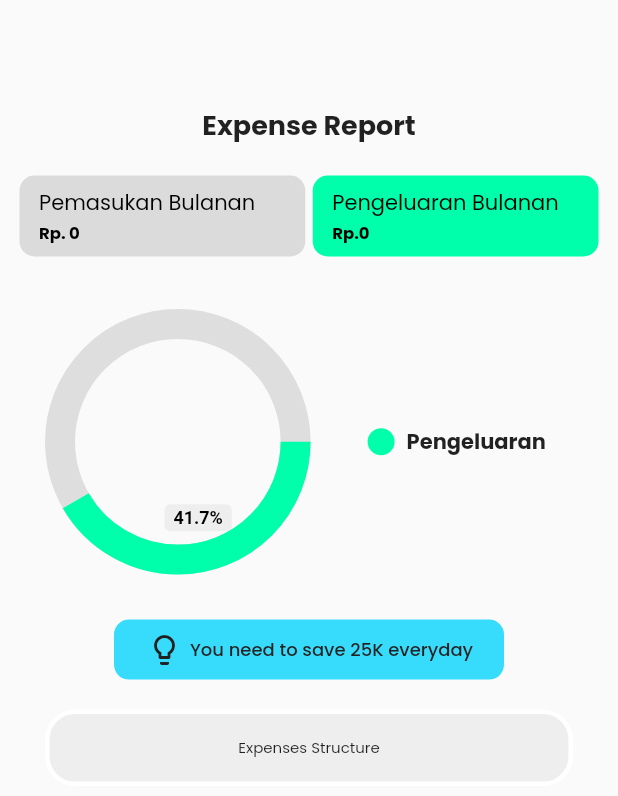
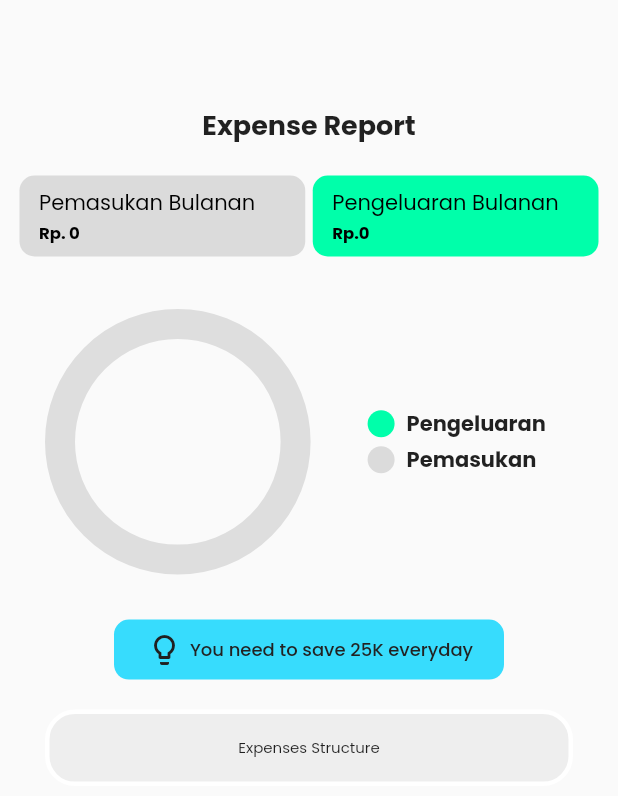
Before and after one commit to davidmahbubi/money-manager-app, a Flutter app: the Chart screen opened directly, on a phone screen of 412 x 824 dp. Shown: the top 796 px of the screen. Run offline on Flutter 3.47's test engine with Material 2 defaults, Android fonts, the phone set to English and light mode, and no system bars; drawn by our look-alikes of pie_chart; our stand-ins replace firebase_auth, firebase_core, firebase_database, flutter_svg, font_awesome_flutter, line_awesome_flutter; accounts and stored records are empty.

Commit message:
Everyhing is works

```diff
--- a/lib/components/my_card.dart
+++ b/lib/components/my_card.dart
@@ -28,7 +28,7 @@ class MyCard extends StatelessWidget {
                 child: Column(
                   crossAxisAlignment: CrossAxisAlignment.start,
                   children: <Widget>[
-                    Padding(
+                    const Padding(
                       padding: EdgeInsets.only(left: 5),
                       child: Text(
                         "Pemasukan Bulanan",
@@ -38,18 +38,16 @@ class MyCard extends StatelessWidget {
                         ),
                       ),
                     ),
-                    SizedBox(
-                      height: 1,
-                    ),
+                    const SizedBox(height: 1),
                     Padding(
-                      padding: EdgeInsets.only(left: 5),
+                      padding: const EdgeInsets.only(left: 5),
                       child: Text(
                         TransactionList.getIncomes().isEmpty
                             ? 'Rp. 0'
                             : formatNumber(TransactionList.getIncomes()
                                 .map((Transaction tr) => tr.amount)
                                 .reduce((value, element) => value + element)),
-                        style: TextStyle(
+                        style: const TextStyle(
                           color: Colors.black,
                           fontWeight: FontWeight.bold,
                           fontSize: 11,
@@ -76,7 +74,7 @@ class MyCard extends StatelessWidget {
                 child: Column(
                   crossAxisAlignment: CrossAxisAlignment.start,
                   children: <Widget>[
-                    Padding(
+                    const Padding(
                       padding: EdgeInsets.only(left: 5),
                       child: Text(
                         "Pengeluaran Bulanan",
@@ -86,9 +84,7 @@ class MyCard extends StatelessWidget {
                         ),
                       ),
                     ),
-                    SizedBox(
-                      height: 1,
-                    ),
+                    const SizedBox(height: 1),
                     Padding(
                       padding: const EdgeInsets.only(left: 5),
                       child: Text(
@@ -97,7 +93,7 @@ class MyCard extends StatelessWidget {
                             : formatNumber(TransactionList.getExpenses()
                                 .map((Transaction tr) => tr.amount)
                                 .reduce((value, element) => value + element)),
-                        style: TextStyle(
+                        style: const TextStyle(
                           color: Colors.black,
                           fontWeight: FontWeight.bold,
                           fontSize: 11,
--- a/lib/components/my_piechart.dart
+++ b/lib/components/my_piechart.dart
@@ -1,14 +1,32 @@
 import 'package:flutter/material.dart';
 import 'package:pie_chart/pie_chart.dart';
 
+import 'package:money_manager_app/data/transaction_list.dart';
+import 'package:money_manager_app/models/transaction.dart';
+
 class MyPieChart extends StatelessWidget {
-  final dataMap = <String, double>{
-    "Pengeluaran": 10000000,
-  };
-
-  final colorList = const <Color>[Color.fromARGB(255, 0, 255, 170)];
+  final colorList = const <Color>[
+    Color.fromARGB(255, 0, 255, 170),
+    Color.fromARGB(255, 219, 219, 219),
+  ];
 
   MyPieChart({Key? key}) : super(key: key);
+
+  double getExpensesTotal() {
+    return TransactionList.getExpenses().isEmpty
+        ? 0.00
+        : TransactionList.getExpenses()
+            .map((Transaction tr) => tr.amount)
+            .reduce((value, element) => value + element);
+  }
+
+  double getIncomeTotal() {
+    return TransactionList.getIncomes().isEmpty
+        ? 0.00
+        : TransactionList.getIncomes()
+            .map((Transaction tr) => tr.amount)
+            .reduce((value, element) => value + element);
+  }
 
   @override
   Widget build(BuildContext context) {
@@ -17,7 +35,14 @@ class MyPieChart extends StatelessWidget {
         Container(
           padding: const EdgeInsets.all(32),
           child: PieChart(
-            dataMap: dataMap,
+            dataMap: {
+              "Pengeluaran": getExpensesTotal() /
+                  (getIncomeTotal() + getExpensesTotal()) *
+                  100,
+              "Pemasukan": getIncomeTotal() /
+                  (getIncomeTotal() + getExpensesTotal()) *
+                  100,
+            },
             chartType: ChartType.ring,
             baseChartColor:
                 const Color.fromARGB(255, 63, 63, 63).withOpacity(0.15),
@@ -25,7 +50,7 @@ class MyPieChart extends StatelessWidget {
             chartValuesOptions: const ChartValuesOptions(
               showChartValuesInPercentage: true,
             ),
-            totalValue: 24000000,
+            totalValue: 100,
           ),
         ),
         Container(
--- a/lib/data/transaction_list.dart
+++ b/lib/data/transaction_list.dart
@@ -2,6 +2,9 @@ import 'package:intl/intl.dart';
 import 'package:money_manager_app/constants/enums.dart';
 import 'package:money_manager_app/models/standart_transaction.dart';
 import 'package:money_manager_app/models/transaction.dart';
+
+import 'package:money_manager_app/models/account.dart';
+import 'package:money_manager_app/models/transfer_transaction.dart';
 
 enum TransactionOrderType { ascending, descending }
 
@@ -38,7 +41,11 @@ class TransactionList {
   static List<MapEntry<String, Map<String, dynamic>>> groupByCategory() {
     Map<String, Map<String, dynamic>> groupedTransactions = {};
 
-    for (Transaction transaction in getTransactions()) {
+    List<Transaction> transactions = getTransactions()
+        .where((Transaction t) => t.trType == TransactionType.expense)
+        .toList();
+
+    for (Transaction transaction in transactions) {
       if (transaction is StandartTransaction) {
         if (groupedTransactions[transaction.transactionCategory.name]
                 ?.isNotEmpty ??
@@ -69,6 +76,19 @@ class TransactionList {
     return transactionsList;
   }
 
+  static List<Transaction> getByAccount(Account account) {
+    return transactionsList.where((Transaction tr) {
+      if (tr is StandartTransaction) {
+        return tr.account.id == account.id;
+      } else if (tr is TransferTransaction) {
+        return tr.sourceAccount.id == account.id ||
+            tr.destinationAccount.id == account.id;
+      } else {
+        return false;
+      }
+    }).toList();
+  }
+
   static List<Transaction> getExpenses() {
     return getTransactions()
         .where((Transaction tr) => tr.trType == TransactionType.expense)
```
Also changed, not shown: lib/pages/account.dart (+31 -1 lines).
